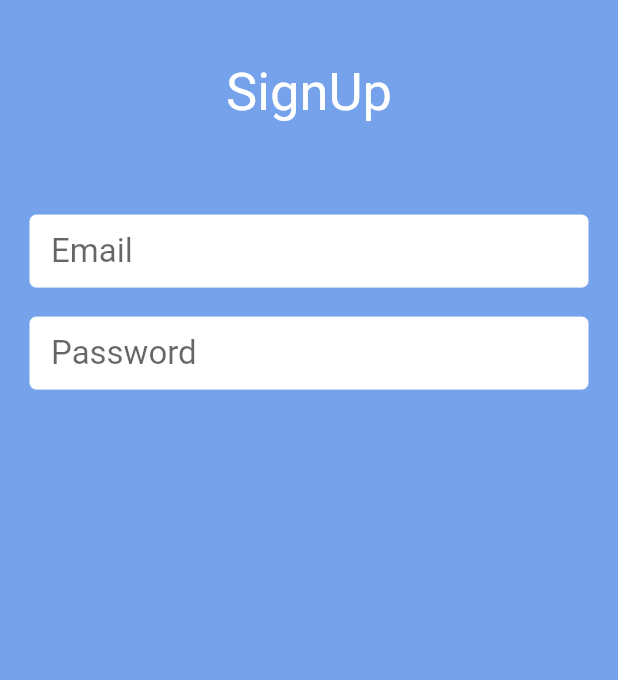
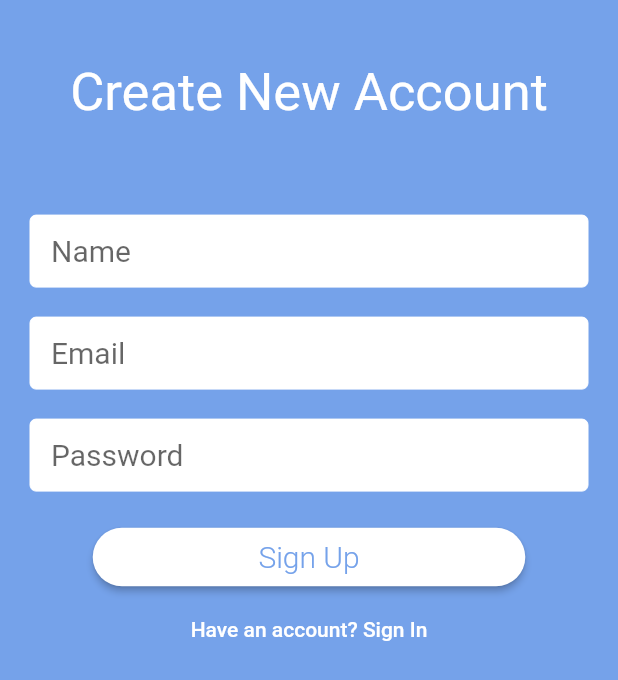
Before and after one commit to Shishirbagalkot/travel_budget_app, a Flutter app: the SignUpView screen opened by its route, on a phone screen of 412 x 824 dp. Shown: the top 680 px of the screen. Run offline on Flutter 3.47's test engine with Material 2 defaults, Android fonts, the phone set to English and light mode, and no system bars; drawn by our look-alikes of auto_size_text; our stand-ins replace cloud_firestore, firebase_auth, firebase_core; missing offline and left inert: date_range_picker; accounts and stored records are empty.

Commit message:
Custom mail auth

```diff
--- a/lib/main.dart
+++ b/lib/main.dart
@@ -4,6 +4,7 @@ import 'package:travel_treasury/home_widget.dart';
 import 'package:travel_treasury/services/auth_service.dart';
 import 'package:travel_treasury/views/first_view.dart';
 import 'package:travel_treasury/views/sign_up_view.dart';
+import 'package:travel_treasury/widgets/provider_widget.dart';
 
 
 
@@ -55,18 +56,3 @@ class HomeController extends StatelessWidget {
     );
   }
 }
-
-
-//will alert all it's child widgets that the auth state has been changed
-class Provider extends InheritedWidget{
-  final AuthService auth;
-  Provider({Key key, Widget child, this.auth}) : super(key: key, child: child);
-
-  @override
-  bool updateShouldNotify(InheritedWidget oldWidget){
-    return true;
-  }
-
-  //provider will let us know when something in the inherited widget changes
-  static Provider of(BuildContext context) => (context.dependOnInheritedWidgetOfExactType<Provider>());
-}
--- a/lib/views/sign_up_view.dart
+++ b/lib/views/sign_up_view.dart
@@ -1,6 +1,8 @@
 import 'package:flutter/material.dart';
 import 'package:travel_treasury/services/auth_service.dart';
 import 'package:auto_size_text/auto_size_text.dart';
+import 'package:travel_treasury/widgets/provider_widget.dart';
+
 
 // TODO move this to tone location
 final primaryColor = const Color(0xFF75A2EA);
@@ -15,7 +17,7 @@ class SignUpView extends StatefulWidget {
   SignUpView({Key key, @required this.authFormType}) : super(key: key);
 
   @override
-  _SignUpViewState createState() => _SignUpViewState();
+  _SignUpViewState createState() => _SignUpViewState(authFormType: this.authFormType);
 }
 
 class _SignUpViewState extends State<SignUpView> {
@@ -24,7 +26,45 @@ class _SignUpViewState extends State<SignUpView> {
   _SignUpViewState({this.authFormType});
 
   final formKey = GlobalKey<FormState>();
-  String _email, _password, _verifypassword, _name;
+  String _email, _password, _name;
+
+  //to return to sign in page from sign up page
+  void switchFormState(String state) {
+    formKey.currentState.reset();
+    if (state == "signUp") {
+      setState(() {
+        authFormType = AuthFormType.signUp;
+      });
+    } else {
+      setState(() {
+        authFormType = AuthFormType.signIn;
+      });
+    }
+  }
+
+  //function for build buttons
+  //to main state change consistently throughout the app
+  void submit() async{
+
+    //if form is not saved then the db cannot be updated
+    final form = formKey.currentState;
+    form.save();
+
+    try {
+      final auth = Provider.of(context).auth;
+      if(authFormType == AuthFormType.signIn) {
+        String uid = await auth.signInWithEmailAndPassword(_email, _password);
+        print("Signed in with $uid");
+        Navigator.of(context).pushReplacementNamed("/home");
+      } else {
+        String uid = await auth.createUserWithEmailAndPassword(_email, _password, _name);
+        print("Signed up with new ID $uid");
+        Navigator.of(context).pushReplacementNamed("/home");
+      }
+    } catch (e) {
+          print(e);
+    }
+  }
 
   @override
   Widget build(BuildContext context) {
@@ -41,22 +81,14 @@ class _SignUpViewState extends State<SignUpView> {
           child: Column(
             children: <Widget>[
               SizedBox(height: _height * 0.05),
-              AutoSizeText(
-                "SignUp",
-                maxLines: 1,
-                textAlign: TextAlign.center,
-                style: TextStyle(
-                  fontSize: 35,
-                  color: Colors.white,
-                ),
-              ),
+              buildHeaderText(),
               SizedBox(height: _height * 0.05),
               Padding(
                 padding: const EdgeInsets.all(20.0),
                 child: Form(
                   key: formKey,
                   child: Column(
-                    children: buildInputs(),
+                    children: buildInputs() + buildButtons(),
                   )
                 ),
               ),
@@ -67,13 +99,43 @@ class _SignUpViewState extends State<SignUpView> {
     );
   }
 
+  AutoSizeText buildHeaderText() {
+    String _headerText;
+    if (authFormType == AuthFormType.signUp) {
+      _headerText = "Create New Account";
+    } else {
+      _headerText = "Sign In";
+    }
+    return AutoSizeText(
+      _headerText,
+      maxLines: 1,
+      textAlign: TextAlign.center,
+      style: TextStyle(
+        fontSize: 35,
+        color: Colors.white,
+      ),
+    );
+  }
+
   List<Widget> buildInputs() {
     List<Widget> textFields = [];
+
+    //if in signup state add name
+    if (authFormType == AuthFormType.signUp) {
+      textFields.add(
+      TextFormField(
+        style: TextStyle(fontSize: 20.0),
+        decoration: buildSignUpInputDecoration("Name"),
+        onSaved: (value) => _name = value,
+      )
+    );
+    textFields.add(SizedBox(height: 20));
+  }
 
     //add email and password
     textFields.add(
       TextFormField(
-        style: TextStyle(fontSize: 22.0),
+        style: TextStyle(fontSize: 20.0),
         decoration: buildSignUpInputDecoration("Email"),
         onSaved: (value) => _email = value,
       )
@@ -81,11 +143,13 @@ class _SignUpViewState extends State<SignUpView> {
     textFields.add(SizedBox(height: 20));
     textFields.add(
       TextFormField(
-        style: TextStyle(fontSize: 22.0),
+        style: TextStyle(fontSize: 20.0),
         decoration: buildSignUpInputDecoration("Password"),
+        obscureText: true,
         onSaved: (value) => _password = value,
       )
     );
+    textFields.add(SizedBox(height: 20));
 
     return textFields;
   }
@@ -100,4 +164,42 @@ class _SignUpViewState extends State<SignUpView> {
         contentPadding: const EdgeInsets.only(left: 14.0, bottom: 10.0, top: 10.0),
       );
   }
+
+  List<Widget> buildButtons () {
+    String _switchButtonText, _newFormState, _submitButtonText;
+
+    if (authFormType == AuthFormType.signIn) {
+      _switchButtonText = "Create new account";
+      _newFormState = "signUp";
+      _submitButtonText = "Sign In";
+    } else {
+      _switchButtonText = "Have an account? Sign In";
+      _newFormState = "signIn";
+      _submitButtonText = "Sign Up";
+    }
+
+    return [
+      Container(
+        width: MediaQuery.of(context).size.width * 0.7,
+        // ignore: deprecated_member_use
+        child: RaisedButton(
+          shape: RoundedRectangleBorder(borderRadius: BorderRadius.circular(30.0)),
+          color: Colors.white,
+          textColor: primaryColor,
+          child: Padding(
+            padding: EdgeInsets.all(8.0),
+            child: Text(_submitButtonText,style: TextStyle(fontSize: 20.0, fontWeight: FontWeight.w300)),
+          ),
+          onPressed: submit,
+        ),
+      ),
+      TextButton(
+        child: Text(_switchButtonText, style: TextStyle(color: Colors.white),),
+        onPressed: () {
+          switchFormState(_newFormState);
+        },
+      )
+    ];
+
+  }
 }
--- /dev/null
+++ b/lib/widgets/provider_widget.dart
@@ -0,0 +1,17 @@
+import 'package:flutter/material.dart';
+import 'package:travel_treasury/services/auth_service.dart';
+
+
+//will alert all it's child widgets that the auth state has been changed
+class Provider extends InheritedWidget{
+  final AuthService auth;
+  Provider({Key key, Widget child, this.auth}) : super(key: key, child: child);
+
+  @override
+  bool updateShouldNotify(InheritedWidget oldWidget){
+    return true;
+  }
+
+  //provider will let us know when something in the inherited widget changes
+  static Provider of(BuildContext context) => (context.dependOnInheritedWidgetOfExactType<Provider>());
+}
```
